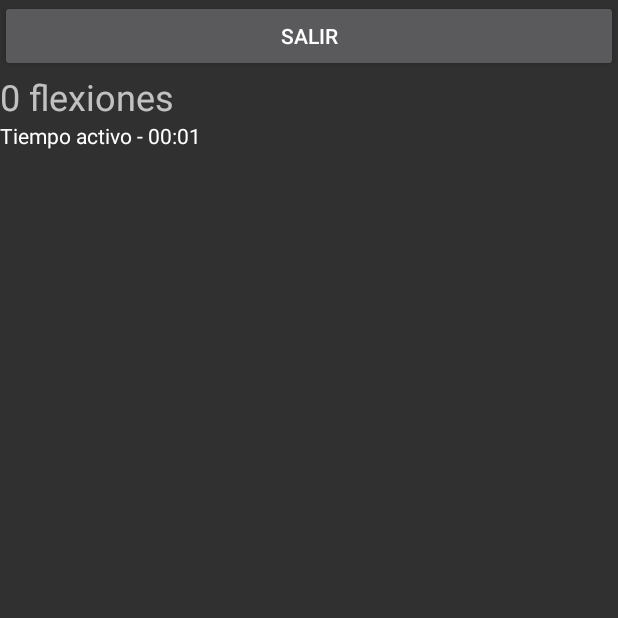
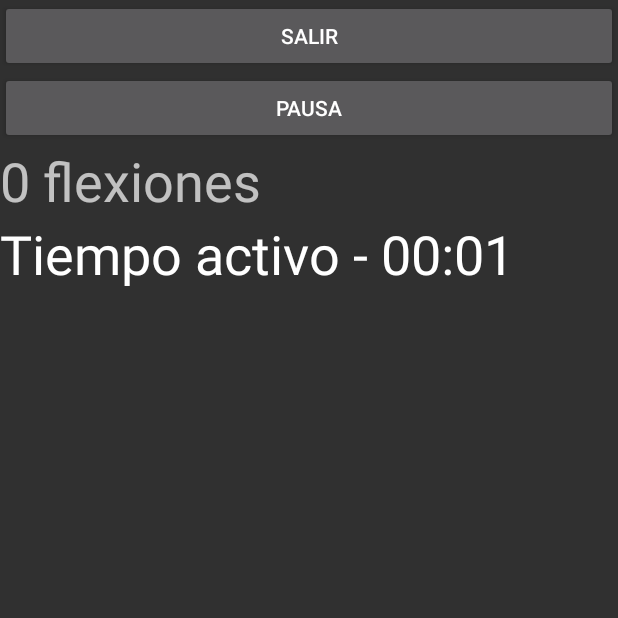
Before and after one commit to sergioaraque/Flexiones, an Android app: the Flexiones screen opened directly, with no data from a screen before it, on a phone screen of 412 x 824 dp, the top half of it. Run offline under Robolectric (Android 15) with nearby library versions, the phone set to English and light mode, and no system bars.

Commit message:
Añadida la opción de parar el cronómetro y se han aumentado los tamaños de los textos en la ventana de flexiones

```diff
--- a/app/src/main/java/com/sergioaraque/flexiones/Flexiones.java
+++ b/app/src/main/java/com/sergioaraque/flexiones/Flexiones.java
@@ -3,6 +3,7 @@ package com.sergioaraque.flexiones;
 import android.os.Bundle;
 import android.support.v7.app.AppCompatActivity;
 import android.view.View;
+import android.widget.Button;
 import android.widget.Chronometer;
 import android.widget.LinearLayout;
 import android.widget.TextView;
@@ -11,26 +12,29 @@ public class Flexiones extends AppCompatActivity {
 
     LinearLayout linearLayoutContador;
     TextView tvContador;
+    Chronometer simpleChronometer;
+    Button btnParar;
 
     int contador = 0;
+
     @Override
     protected void onCreate(Bundle savedInstanceState) {
         super.onCreate(savedInstanceState);
         setContentView(R.layout.flexiones);
 
 
+        btnParar = (Button) findViewById(R.id.btnParar);
         linearLayoutContador = (LinearLayout) findViewById (R.id.linearLayoutContador);
         tvContador = (TextView) findViewById(R.id.tvContador);
 
         tvContador.setText(contador + " flexiones");
 
-        Chronometer simpleChronometer = (Chronometer) findViewById(R.id.simpleChronometer); // initiate a chronometer
+        simpleChronometer = (Chronometer) findViewById(R.id.simpleChronometer); // initiate a chronometer
         simpleChronometer.start(); // start a chronometer
         simpleChronometer.setFormat("Tiempo activo - %s"); // set the format for a chronometer
     }
 
     public void linearButtonAction (View v) {
-
         contador += 1;
         tvContador.setText(contador + " flexiones");
     }
@@ -38,4 +42,9 @@ public class Flexiones extends AppCompatActivity {
     public void volverInicio(View v) {
         finish();
     }
+
+    public void pararCronometro(View v) {
+        simpleChronometer.stop();
+        btnParar.setVisibility(View.INVISIBLE);
+    }
 }
--- a/app/src/main/res/layout/flexiones.xml
+++ b/app/src/main/res/layout/flexiones.xml
@@ -1,5 +1,5 @@
 <?xml version="1.0" encoding="utf-8"?>
-<android.support.constraint.ConstraintLayout
+<LinearLayout
     xmlns:android="http://schemas.android.com/apk/res/android" android:layout_width="match_parent"
     android:layout_height="match_parent">
 
@@ -15,6 +15,13 @@
             android:onClick="volverInicio"
             android:text="Salir" />
 
+        <Button
+            android:id="@+id/btnParar"
+            android:layout_width="match_parent"
+            android:layout_height="wrap_content"
+            android:onClick="pararCronometro"
+            android:text="Pausa" />
+
         <LinearLayout
             android:id="@+id/linearLayoutContador"
             android:layout_width="match_parent"
@@ -26,14 +33,15 @@
                 android:id="@+id/tvContador"
                 android:layout_width="match_parent"
                 android:layout_height="wrap_content"
-                android:textSize="24sp" />
+                android:textSize="36sp" />
 
             <Chronometer
                 android:id="@+id/simpleChronometer"
                 android:layout_width="wrap_content"
-                android:layout_height="wrap_content" />
+                android:layout_height="wrap_content"
+                android:textSize="36sp" />
 
         </LinearLayout>
 
     </LinearLayout>
-</android.support.constraint.ConstraintLayout>
+</LinearLayout>
--- a/build.gradle
+++ b/build.gradle
@@ -7,7 +7,7 @@ buildscript {
 
     }
     dependencies {
-        classpath 'com.android.tools.build:gradle:3.3.2'
+        classpath 'com.android.tools.build:gradle:3.5.0'
 
         // NOTE: Do not place your application dependencies here; they belong
         // in the individual module build.gradle files
```
Also changed, not shown: gradle/wrapper/gradle-wrapper.properties.
